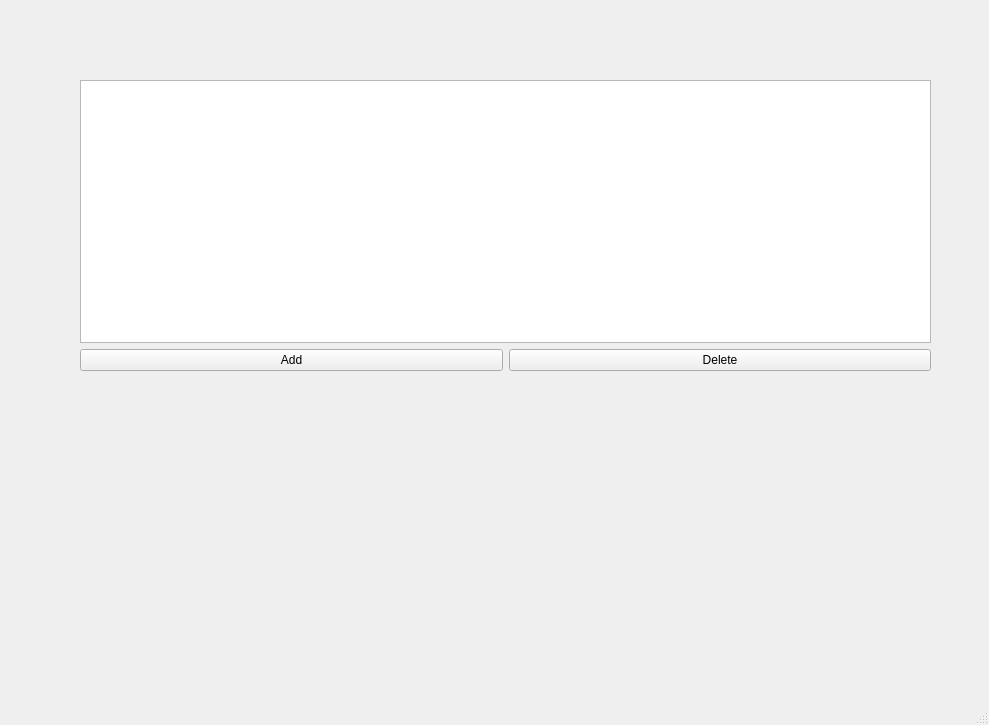
Before: the Qt Designer form mainwindow.ui in migel1976/test_xpol, drawn with Qt 5.
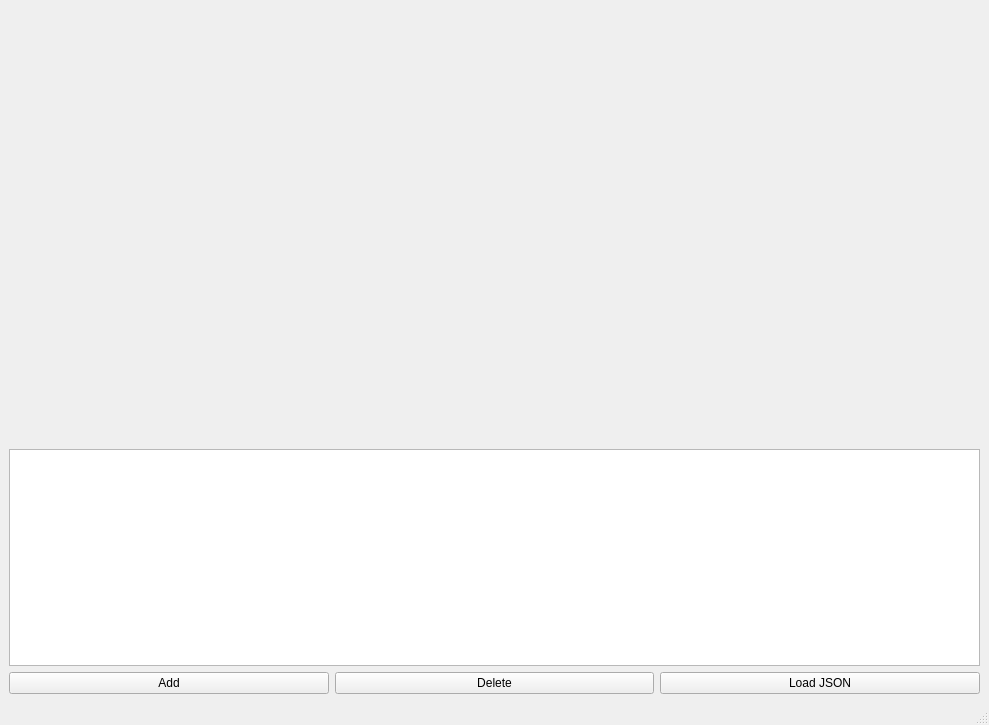
After: the same form once the commit is applied. Custom widgets are drawn as their Qt base class.

Commit message: write/read json trace and show graph

Diff of the .ui file:
```diff
--- a/mainwindow.ui
+++ b/mainwindow.ui
@@ -14,20 +14,10 @@
    <string>MainWindow</string>
   </property>
   <widget class="QWidget" name="centralwidget">
-   <widget class="QWidget" name="gridLayoutWidget">
-    <property name="geometry">
-     <rect>
-      <x>80</x>
-      <y>80</y>
-      <width>851</width>
-      <height>291</height>
-     </rect>
-    </property>
-    <layout class="QGridLayout" name="gridLayout">
-     <item row="0" column="0">
-      <widget class="QTableView" name="tableView"/>
-     </item>
-     <item row="1" column="0">
+   <layout class="QVBoxLayout" name="verticalLayout">
+    <item>
+     <layout class="QGridLayout" name="gridLayout" rowstretch="4,2,1">
+      <item row="2" column="0">
       <layout class="QGridLayout" name="gridLayout_2">
        <item row="0" column="0">
         <widget class="QPushButton" name="btnAddReport">
@@ -43,10 +33,24 @@
          </property>
         </widget>
        </item>
-      </layout>
-     </item>
-    </layout>
-   </widget>
+        <item row="0" column="2">
+         <widget class="QPushButton" name="btnLoadJSON">
+          <property name="text">
+           <string>Load JSON</string>
+          </property>
+         </widget>
+        </item>
+       </layout>
+      </item>
+      <item row="1" column="0">
+       <widget class="QTableView" name="tableView"/>
+      </item>
+      <item row="0" column="0">
+       <widget class="QwtPlot" name="qwtPlot"/>
+      </item>
+     </layout>
+    </item>
+   </layout>
   </widget>
   <widget class="QMenuBar" name="menubar">
    <property name="geometry">
@@ -60,6 +64,13 @@
   </widget>
   <widget class="QStatusBar" name="statusbar"/>
  </widget>
+ <customwidgets>
+  <customwidget>
+   <class>QwtPlot</class>
+   <extends>QFrame</extends>
+   <header>qwt_plot.h</header>
+  </customwidget>
+ </customwidgets>
  <resources/>
  <connections/>
 </ui>
```
Lines whose indentation alone changed are shown as unchanged. The commit also changes 11 other files.
